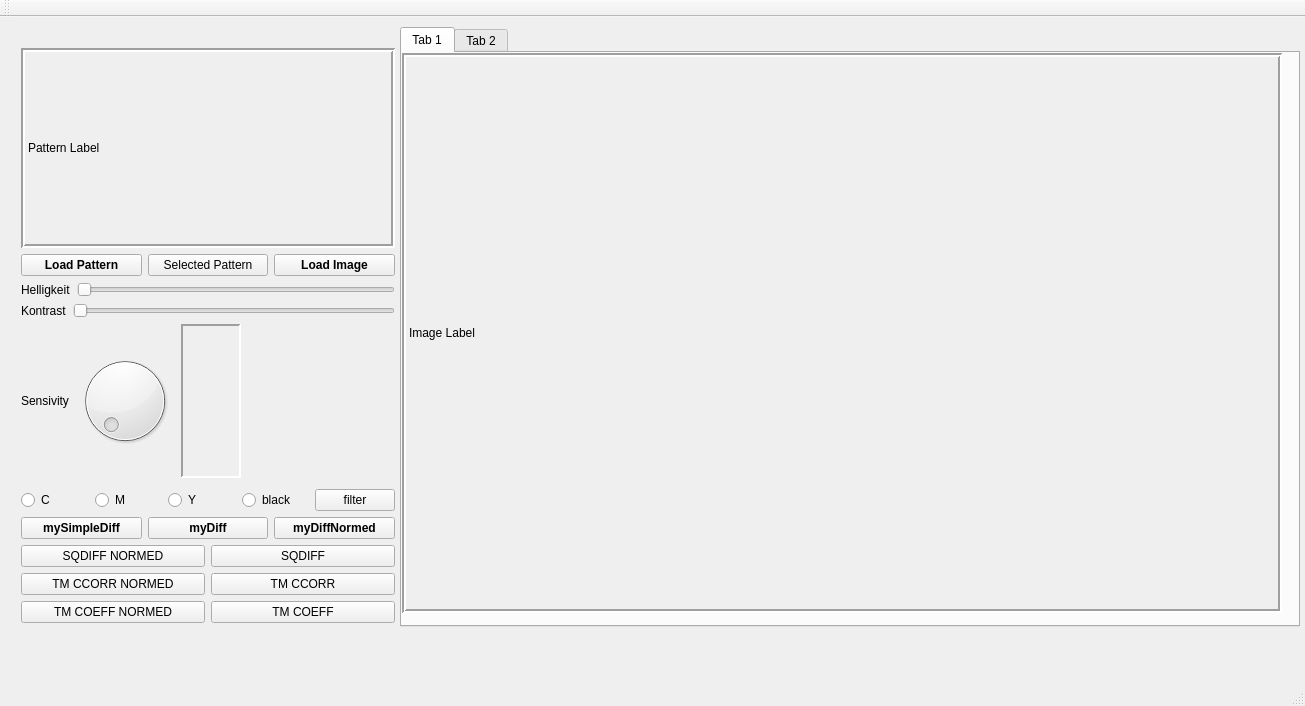
The window that mainwindow.ui (resa89/dropmatrixmatcher) describes before a commit, drawn with Qt 5.
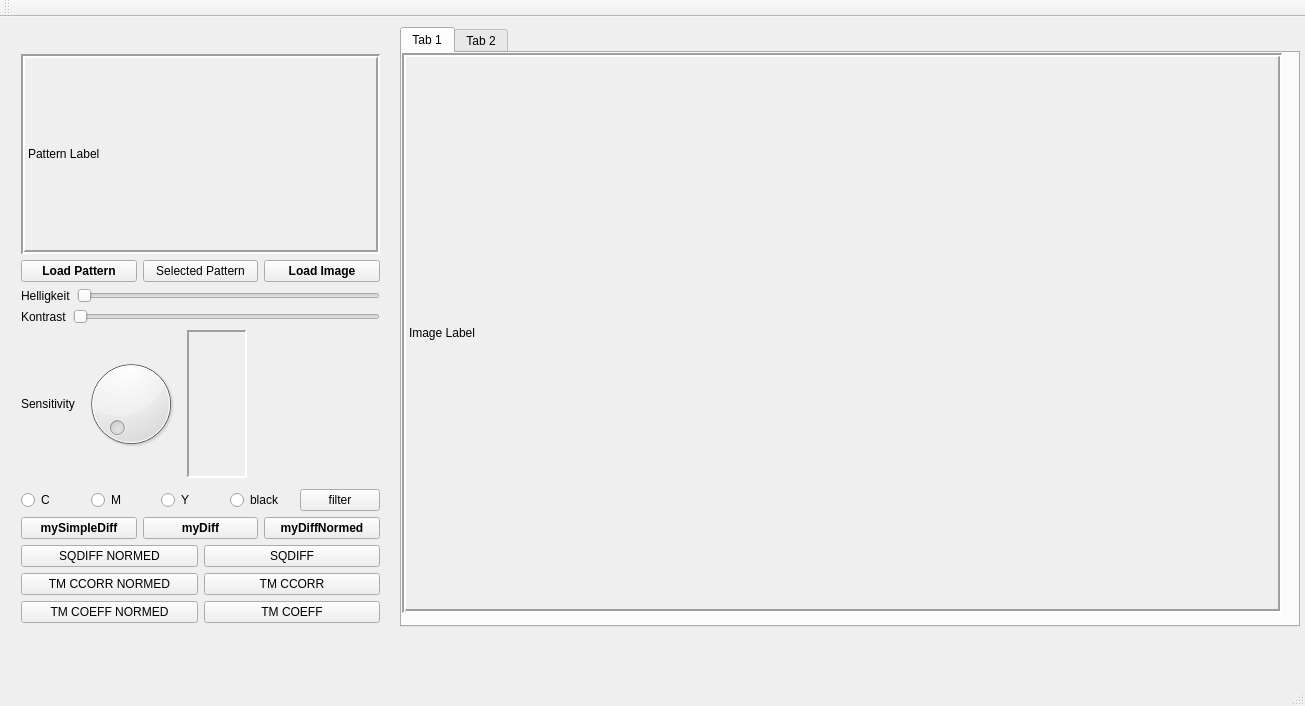
The same window after the commit. Custom widgets are drawn as their Qt base class.

The edit to the form file:
```diff
--- a/mainwindow.ui
+++ b/mainwindow.ui
@@ -127,9 +127,9 @@
     <property name="geometry">
      <rect>
       <x>10</x>
-      <y>20</y>
-      <width>396</width>
-      <height>597</height>
+      <y>26</y>
+      <width>381</width>
+      <height>591</height>
      </rect>
     </property>
     <layout class="QVBoxLayout" name="verticalLayout">
@@ -236,7 +236,7 @@
        <item>
         <widget class="QLabel" name="label">
          <property name="text">
-          <string>Sensivity</string>
+          <string>Sensitivity</string>
          </property>
         </widget>
        </item>
```
Left out of the diff: 2 changed lines with no effect on the pictures.
